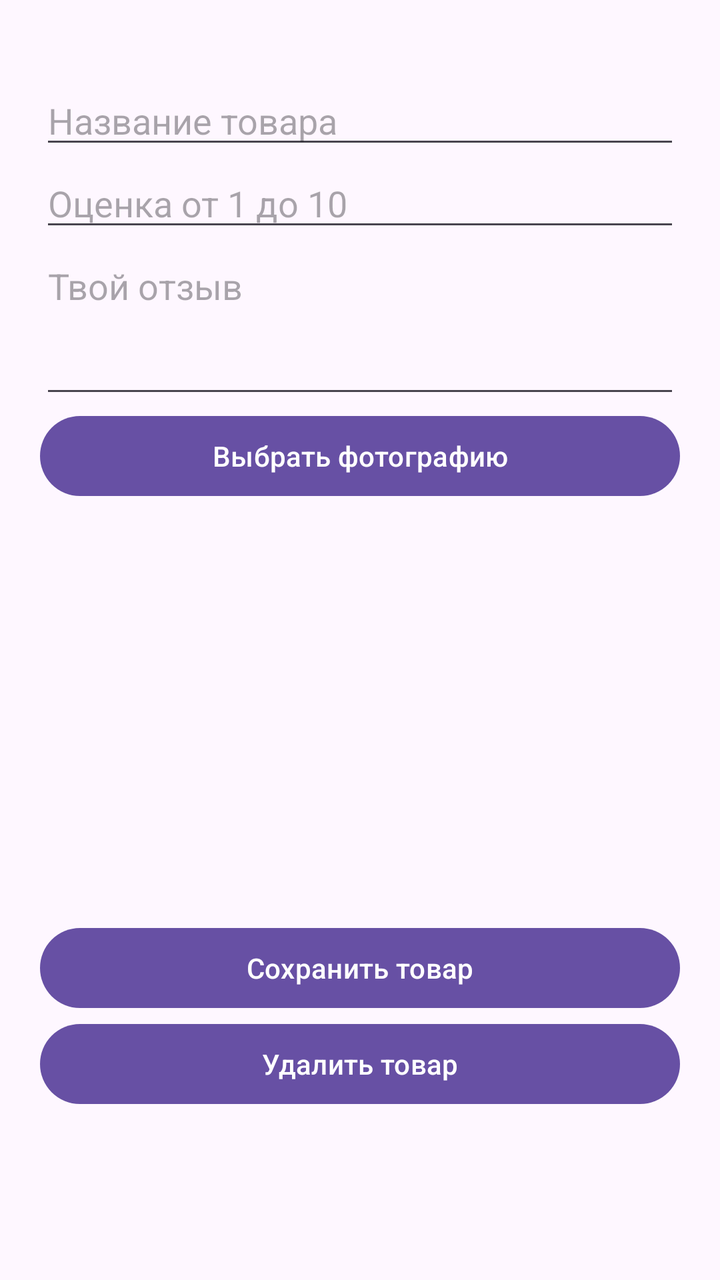
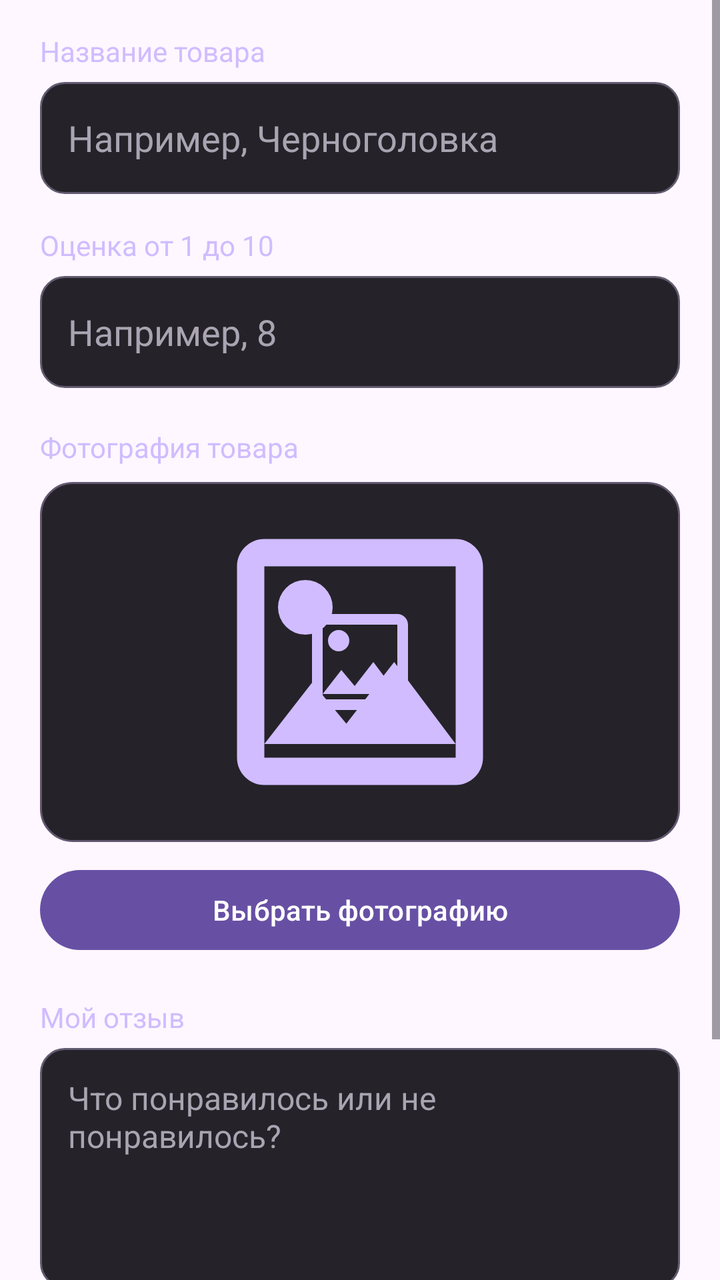

Compare the two renders of this Android layout. The source of the first and the diff that turns it into the second are given below.
<!-- AndroidManifest.xml: application theme Theme.MyReviews -->
<!-- res/layout/activity_add_product.xml -->
<?xml version="1.0" encoding="utf-8"?>
<ScrollView xmlns:android="http://schemas.android.com/apk/res/android"
    android:layout_width="match_parent"
    android:layout_height="match_parent">

    <LinearLayout
        android:layout_width="match_parent"
        android:layout_height="wrap_content"
        android:orientation="vertical"
        android:padding="20dp">

        <EditText
            android:id="@+id/etProductName"
            android:layout_width="match_parent"
            android:layout_height="wrap_content"
            android:paddingTop="28dp"
            android:hint="Название товара"
            android:inputType="textCapSentences" />

        <EditText
            android:id="@+id/etRating"
            android:layout_width="match_parent"
            android:layout_height="wrap_content"
            android:hint="Оценка от 1 до 10"
            android:inputType="number" />

        <EditText
            android:id="@+id/etReview"
            android:layout_width="match_parent"
            android:layout_height="wrap_content"
            android:hint="Твой отзыв"
            android:gravity="top"
            android:minLines="3"
            android:inputType="textCapSentences|textMultiLine" />

        <Button
            android:id="@+id/btnChoosePhoto"
            android:layout_width="match_parent"
            android:layout_height="wrap_content"
            android:text="Выбрать фотографию" />

        <ImageView
            android:id="@+id/ivProductPhoto"
            android:layout_width="match_parent"
            android:layout_height="200dp"
            android:layout_marginTop="8dp"
            android:contentDescription="Фотография товара"
            android:scaleType="fitCenter" />

        <Button
            android:id="@+id/btnSaveProduct"
            android:layout_width="match_parent"
            android:layout_height="wrap_content"
            android:text="Сохранить товар" />

        <Button
            android:id="@+id/btnDeleteProduct"
            android:layout_width="match_parent"
            android:layout_height="wrap_content"
            android:text="Удалить товар" />

    </LinearLayout>
</ScrollView>
<!-- resources referenced by this layout -->
<resources>
  <style name="Theme.MyReviews" parent="Base.Theme.MyReviews" />
  <style name="Base.Theme.MyReviews" parent="Theme.Material3.DayNight.NoActionBar">
          
          
      </style>
</resources>

<!-- the commit's change to res/layout/activity_add_product.xml (unified diff, before → after) -->
@@ -1,63 +1,137 @@
 <?xml version="1.0" encoding="utf-8"?>
 <ScrollView xmlns:android="http://schemas.android.com/apk/res/android"
+    android:id="@+id/scrollViewProduct"
     android:layout_width="match_parent"
-    android:layout_height="match_parent">
+    android:layout_height="match_parent"
+    android:fillViewport="true"
+    android:clipToPadding="false">
 
     <LinearLayout
+        android:id="@+id/product_main"
         android:layout_width="match_parent"
         android:layout_height="wrap_content"
         android:orientation="vertical"
-        android:padding="20dp">
+        android:paddingStart="20dp"
+        android:paddingEnd="20dp"
+        android:paddingTop="16dp"
+        android:paddingBottom="20dp">
+
+        
+        <TextView
+            android:layout_width="match_parent"
+            android:layout_height="wrap_content"
+            android:layout_marginBottom="6dp"
+            android:text="Название товара"
+            android:textColor="#D0BCFF"
+            android:textSize="14sp" />
 
         <EditText
             android:id="@+id/etProductName"
             android:layout_width="match_parent"
             android:layout_height="wrap_content"
-            android:paddingTop="28dp"
-            android:hint="Название товара"
-            android:inputType="textCapSentences" />
+            android:background="@drawable/edit_text_background"
+            android:hint="Например, Черноголовка"
+            android:inputType="textCapSentences"
+            android:minHeight="56dp"
+            android:padding="14dp"
+            android:textColor="#FFFFFF"
+            android:textColorHint="#AAA4B2"
+            android:textSize="18sp" />
+
+        
+        <TextView
+            android:layout_width="match_parent"
+            android:layout_height="wrap_content"
+            android:layout_marginTop="16dp"
+            android:layout_marginBottom="6dp"
+            android:text="Оценка от 1 до 10"
+            android:textColor="#D0BCFF"
+            android:textSize="14sp" />
 
         <EditText
             android:id="@+id/etRating"
             android:layout_width="match_parent"
             android:layout_height="wrap_content"
-            android:hint="Оценка от 1 до 10"
-            android:inputType="number" />
+            android:background="@drawable/edit_text_background"
+            android:hint="Например, 8"
+            android:inputType="number"
+            android:minHeight="56dp"
+            android:padding="14dp"
+            android:textColor="#FFFFFF"
+            android:textColorHint="#AAA4B2"
+            android:textSize="18sp" />
+
+        
+        <TextView
+            android:layout_width="match_parent"
+            android:layout_height="wrap_content"
+            android:layout_marginTop="20dp"
+            android:layout_marginBottom="8dp"
+            android:text="Фотография товара"
+            android:textColor="#D0BCFF"
+            android:textSize="14sp" />
+
+        <ImageView
+            android:id="@+id/ivProductPhoto"
+            android:layout_width="match_parent"
+            android:layout_height="180dp"
+            android:background="@drawable/photo_placeholder"
+            android:src="@drawable/ic_photo_placeholder"
+            android:contentDescription="Фотография товара"
+            android:scaleType="fitCenter"
+            android:padding="8dp" />
+
+        <Button
+            android:id="@+id/btnChoosePhoto"
+            android:layout_width="match_parent"
+            android:layout_height="wrap_content"
+            android:layout_marginTop="10dp"
+            android:text="Выбрать фотографию"
+            android:textAllCaps="false" />
+
+        
+        <TextView
+            android:layout_width="match_parent"
+            android:layout_height="wrap_content"
+            android:layout_marginTop="20dp"
+            android:layout_marginBottom="6dp"
+            android:text="Мой отзыв"
+            android:textColor="#D0BCFF"
+            android:textSize="14sp" />
 
         <EditText
             android:id="@+id/etReview"
             android:layout_width="match_parent"
             android:layout_height="wrap_content"
-            android:hint="Твой отзыв"
-            android:gravity="top"
-            android:minLines="3"
-            android:inputType="textCapSentences|textMultiLine" />
+            android:background="@drawable/edit_text_background"
+            android:gravity="top|start"
+            android:hint="Что понравилось или не понравилось?"
+            android:inputType="textCapSentences|textMultiLine"
+            android:minHeight="120dp"
+            android:padding="14dp"
+            android:textColor="#FFFFFF"
+            android:textColorHint="#AAA4B2"
+            android:textSize="16sp" />
 
-        <Button
-            android:id="@+id/btnChoosePhoto"
-            android:layout_width="match_parent"
-            android:layout_height="wrap_content"
-            android:text="Выбрать фотографию" />
-
-        <ImageView
-            android:id="@+id/ivProductPhoto"
-            android:layout_width="match_parent"
-            android:layout_height="200dp"
-            android:layout_marginTop="8dp"
-            android:contentDescription="Фотография товара"
-            android:scaleType="fitCenter" />
-
+        
         <Button
             android:id="@+id/btnSaveProduct"
             android:layout_width="match_parent"
             android:layout_height="wrap_content"
-            android:text="Сохранить товар" />
+            android:layout_marginTop="20dp"
+            android:text="Сохранить товар"
+            android:textAllCaps="false" />
 
+        
         <Button
             android:id="@+id/btnDeleteProduct"
             android:layout_width="match_parent"
             android:layout_height="wrap_content"
-            android:text="Удалить товар" />
+            android:layout_marginTop="8dp"
+            android:backgroundTint="#393039"
+            android:textColor="#F28B82"
+            android:text="Удалить товар"
+            android:textAllCaps="false" />
 
     </LinearLayout>
 </ScrollView>
<!-- resource entries referenced after the edit -->
@@ -1,5 +1,63 @@
 <!-- resources referenced by this layout -->
 <resources>
+  <!-- drawable edit_text_background (drawable) -->
+  <?xml version="1.0" encoding="utf-8"?>
+  <selector xmlns:android="http://schemas.android.com/apk/res/android">
+  
+      
+      <item android:state_focused="true">
+          <shape android:shape="rectangle">
+              <solid android:color="#302A3A" />
+              <stroke
+                  android:width="2dp"
+                  android:color="#D0BCFF" />
+              <corners android:radius="12dp" />
+          </shape>
+      </item>
+  
+      
+      <item>
+          <shape android:shape="rectangle">
+              <solid android:color="#252329" />
+              <stroke
+                  android:width="1dp"
+                  android:color="#625B70" />
+              <corners android:radius="12dp" />
+          </shape>
+      </item>
+  
+  </selector>
+  <!-- drawable ic_photo_placeholder (drawable) -->
+  <vector xmlns:android="http://schemas.android.com/apk/res/android"
+      android:width="64dp"
+      android:height="64dp"
+      android:viewportWidth="24"
+      android:viewportHeight="24">
+  
+      <path
+          android:fillColor="#D0BCFF"
+          android:pathData="M21,19V5c0,-1.1 -0.9,-2 -2,-2H5C3.9,3 3,3.9 3,5v14c0,1.1 0.9,2 2,2h14c1.1,0 2,-0.9 2,-2zM5,5h14v14H5V5zM8.5,13.5l2.5,3.01L14.5,12l4.5,6H5zM8,10a2,2 0,1 0,0 -4,2 2,0 0,0 0,4z" />
+  
+  </vector>
+  <!-- drawable photo_placeholder (drawable) -->
+  <?xml version="1.0" encoding="utf-8"?>
+  <layer-list xmlns:android="http://schemas.android.com/apk/res/android">
+  
+      <item>
+          <shape android:shape="rectangle">
+              <solid android:color="#252329" />
+              <stroke
+                  android:width="1dp"
+                  android:color="#62566F" />
+              <corners android:radius="16dp" />
+          </shape>
+      </item>
+  
+      <item
+          android:drawable="@drawable/ic_photo_placeholder"
+          android:gravity="center" />
+  
+  </layer-list>
   <style name="Theme.MyReviews" parent="Base.Theme.MyReviews" />
   <style name="Base.Theme.MyReviews" parent="Theme.Material3.DayNight.NoActionBar">
           
